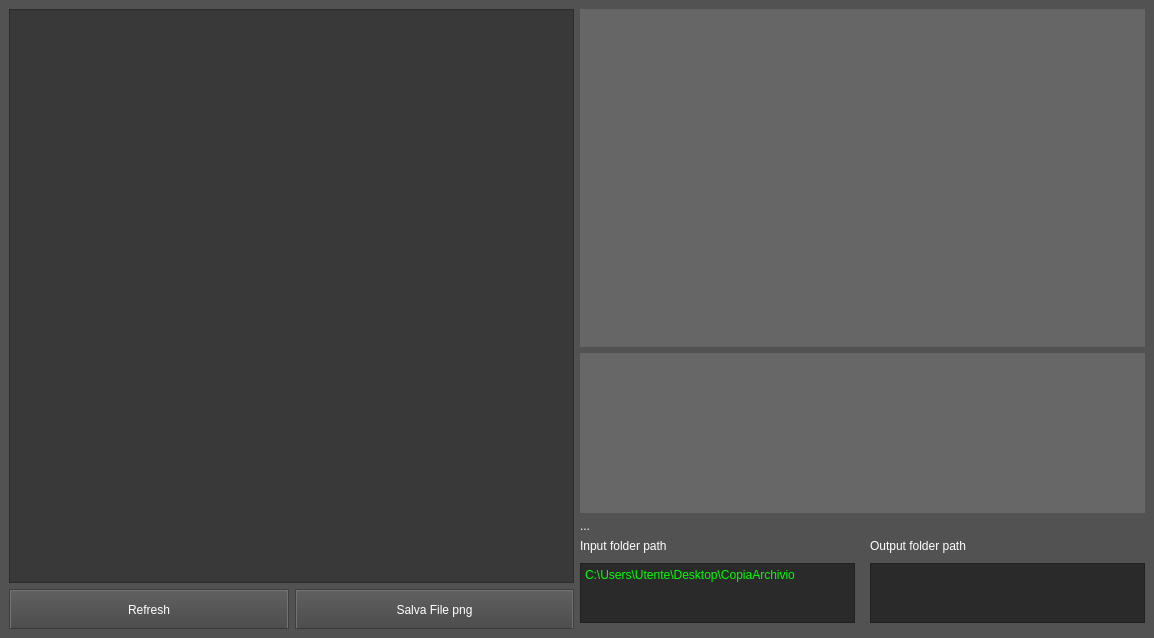
Qt form mainwindow.ui (IvanPerletti/Bee-Ela_RawXrayImageScraper) before a commit.
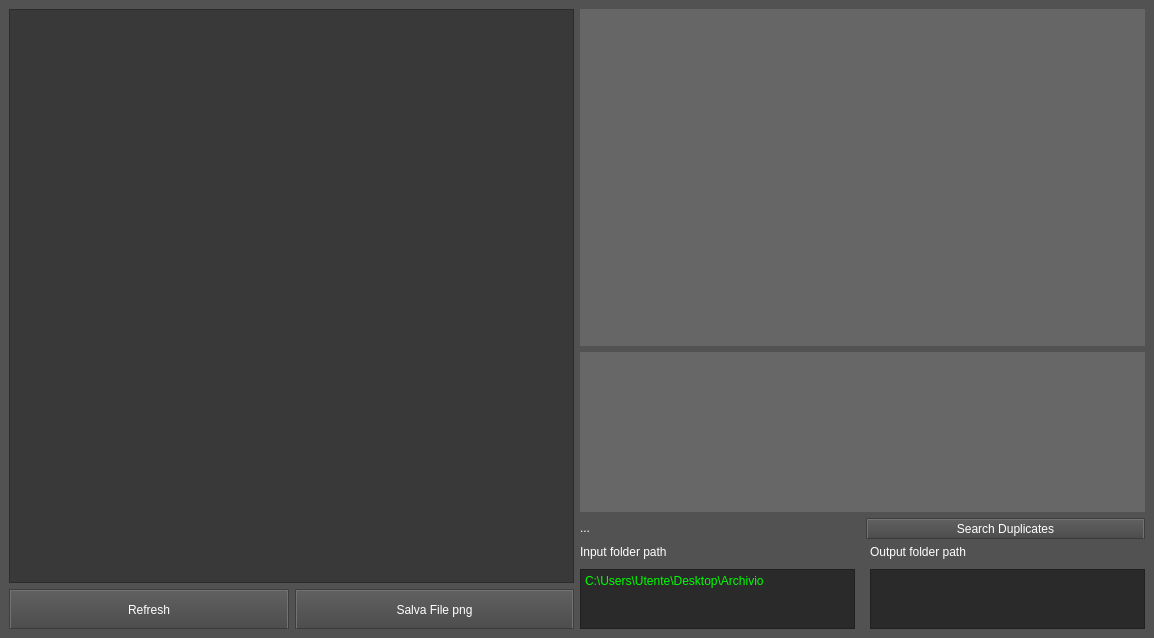
The same form after that commit.

Diff of the .ui file:
```diff
--- a/mainwindow.ui
+++ b/mainwindow.ui
@@ -212,7 +212,9 @@
 }</string>
   </property>
   <widget class="QWidget" name="centralwidget">
-   <layout class="QHBoxLayout" name="horizontalLayout_3">
+   <layout class="QHBoxLayout" name="horizontalLayout_5">
+    <item>
+     <layout class="QHBoxLayout" name="horizontalLayout_4">
     <item>
      <layout class="QVBoxLayout" name="verticalLayout">
       <item>
@@ -259,9 +261,6 @@
     </item>
     <item>
      <layout class="QVBoxLayout" name="verticalLayout_2">
-      <property name="bottomMargin">
-       <number>6</number>
-      </property>
       <item>
        <widget class="QLabel" name="label">
         <property name="enabled">
@@ -304,7 +303,9 @@
        </widget>
       </item>
       <item>
-       <widget class="QLabel" name="label_2">
+         <layout class="QHBoxLayout" name="horizontalLayout_3">
+          <item>
+           <widget class="QLabel" name="PressF2">
         <property name="sizePolicy">
          <sizepolicy hsizetype="Preferred" vsizetype="Maximum">
           <horstretch>0</horstretch>
@@ -317,6 +318,15 @@
        </widget>
       </item>
       <item>
+           <widget class="QPushButton" name="pbnDuplicate">
+            <property name="text">
+             <string>Search Duplicates</string>
+            </property>
+           </widget>
+          </item>
+         </layout>
+        </item>
+        <item>
        <layout class="QHBoxLayout" name="horizontalLayout_2">
         <property name="spacing">
          <number>15</number>
@@ -367,7 +377,7 @@
 li.unchecked::marker { content: &quot;\2610&quot;; }
 li.checked::marker { content: &quot;\2612&quot;; }
 &lt;/style&gt;&lt;/head&gt;&lt;body style=&quot; font-family:'Segoe UI'; font-size:9pt; font-weight:400; font-style:normal;&quot;&gt;
-&lt;p style=&quot; margin-top:0px; margin-bottom:0px; margin-left:0px; margin-right:0px; -qt-block-indent:0; text-indent:0px;&quot;&gt;C:\Users\Utente\Desktop\CopiaArchivio&lt;/p&gt;&lt;/body&gt;&lt;/html&gt;</string>
+&lt;p style=&quot; margin-top:0px; margin-bottom:0px; margin-left:0px; margin-right:0px; -qt-block-indent:0; text-indent:0px;&quot;&gt;C:\Users\Utente\Desktop\Archivio&lt;/p&gt;&lt;/body&gt;&lt;/html&gt;</string>
             </property>
            </widget>
           </item>
@@ -412,6 +422,8 @@
              </size>
             </property>
            </widget>
+            </item>
+           </layout>
           </item>
          </layout>
         </item>
```
Lines whose indentation alone changed are shown as unchanged.
